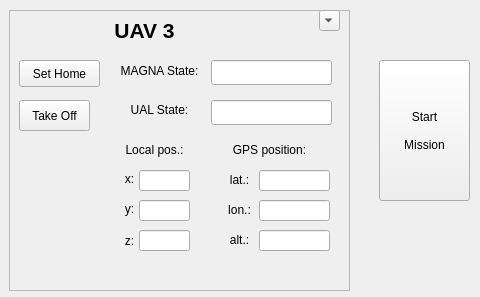
First picture: the form in src/gcs_plugin.ui, repository AlejandroCastillejo/safedrone_gui, before the edit; both pictures show x 781 to 1261 and y 0 to 297 of the 1261 by 297 pixel window.
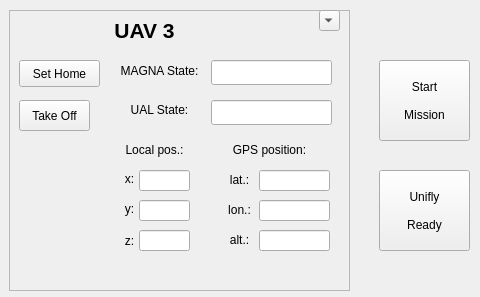
Second picture: the form after the edit.

What changed in the file:
```diff
--- a/src/gcs_plugin.ui
+++ b/src/gcs_plugin.ui
@@ -1207,7 +1207,7 @@
      <x>1160</x>
      <y>60</y>
      <width>91</width>
-     <height>141</height>
+     <height>81</height>
     </rect>
    </property>
    <property name="text">
@@ -1216,6 +1216,21 @@
 Mission</string>
    </property>
   </widget>
+  <widget class="QPushButton" name="pushButton_UniflyReady">
+   <property name="geometry">
+    <rect>
+     <x>1160</x>
+     <y>170</y>
+     <width>91</width>
+     <height>81</height>
+    </rect>
+   </property>
+   <property name="text">
+    <string>Unifly 
+
+Ready</string>
+   </property>
+  </widget>
  </widget>
  <resources/>
  <connections/>
```
Left out of the diff: 8 changed lines with no effect on the pictures.
